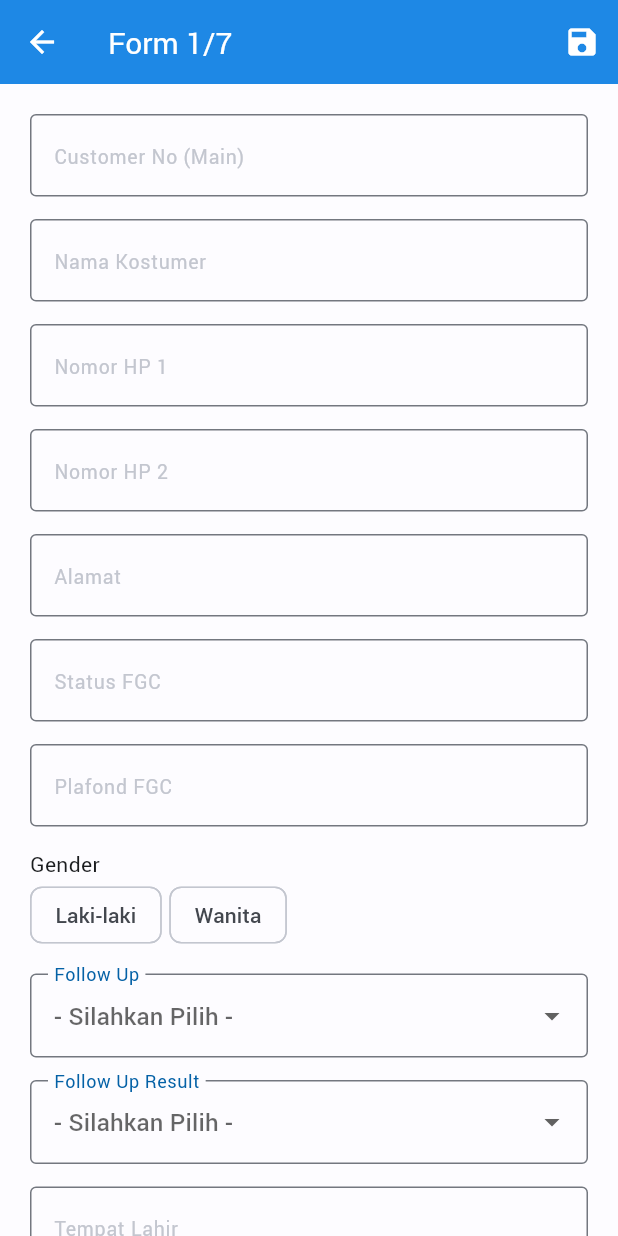
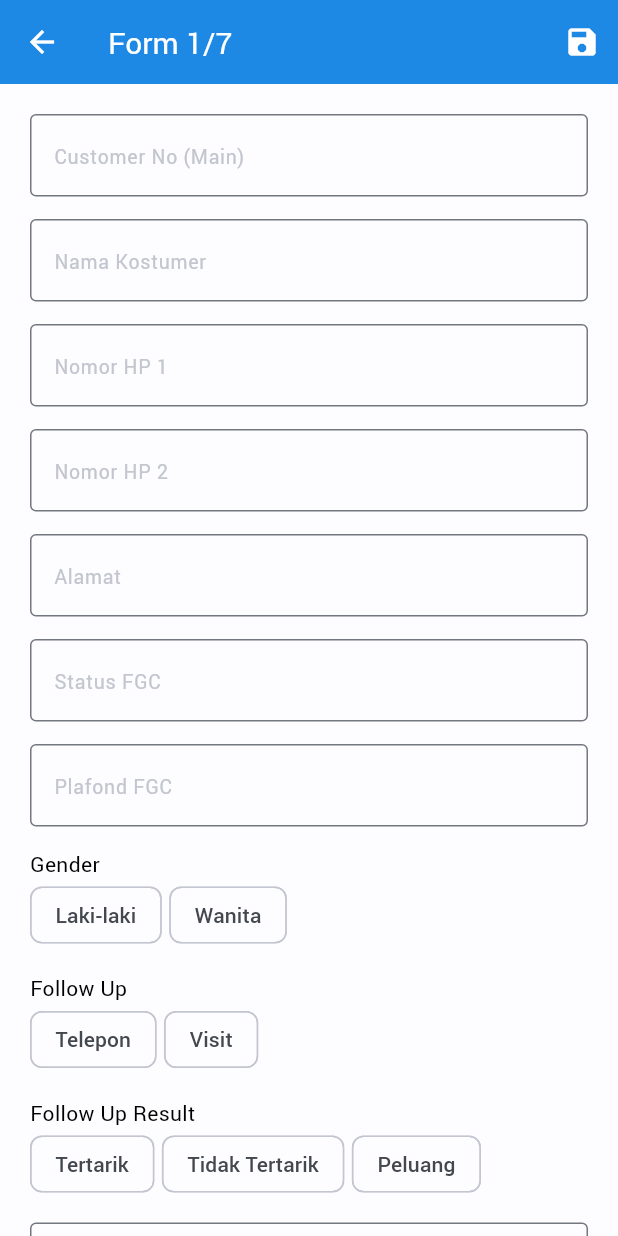
Before and after one commit to tamahavik/fmsales_flutter, a Flutter app: the Form1Screen screen opened directly with empty values, on a phone screen of 412 x 824 dp. Run offline on Flutter 3.47's test engine with Material 2 defaults, Android fonts, the phone set to English and light mode, and no system bars; our stand-ins replace bloc, connectivity_plus, dartz, device_info_plus, dio, flutter_bloc and 9 more; accounts and stored records are empty; generated files the repository leaves out were written again; network calls fail.

Commit message:
chips and validation

```diff
--- a/lib/components/chips_gender.dart
+++ /dev/null
@@ -1,57 +0,0 @@
-import 'package:flutter/material.dart';
-import 'package:ufi/enums/gender_enum.dart';
-import 'package:ufi/model/item_chips.dart';
-
-class ChipsGender extends StatefulWidget {
-  const ChipsGender({
-    super.key,
-    required Function(String?) callback,
-  }) : _callback = callback;
-
-  final Function(String?) _callback;
-
-  @override
-  State<ChipsGender> createState() => _ChipsGenderState();
-}
-
-class _ChipsGenderState extends State<ChipsGender> {
-  final List<ItemChips> _genderChips = [
-    ItemChips(GenderEnum.male.value, GenderEnum.male.value),
-    ItemChips(GenderEnum.female.value, GenderEnum.female.value),
-  ];
-  int? _value;
-
-  @override
-  Widget build(BuildContext context) {
-    return Container(
-      margin: const EdgeInsets.only(bottom: 15),
-      child: Column(
-        crossAxisAlignment: CrossAxisAlignment.start,
-        mainAxisAlignment: MainAxisAlignment.center,
-        children: [
-          const Text('Gender'),
-          Wrap(
-            spacing: 5.0,
-            children: List<Widget>.generate(
-              _genderChips.length,
-              (index) {
-                return ChoiceChip(
-                  label: Text(_genderChips[index].label),
-                  selected: _value == index,
-                  onSelected: (selected) {
-                    setState(() {
-                      _value = selected ? index : null;
-                      _value != null
-                          ? widget._callback(_genderChips[_value!].value)
-                          : widget._callback('');
-                    });
-                  },
-                );
-              },
-            ).toList(),
-          ),
-        ],
-      ),
-    );
-  }
-}
--- /dev/null
+++ b/lib/components/constume_chips.dart
@@ -0,0 +1,85 @@
+import 'package:flutter/material.dart';
+import 'package:ufi/model/item_chips.dart';
+
+class CostumeSelectedChips extends StatefulWidget {
+  const CostumeSelectedChips({
+    super.key,
+    required Function(String?) callback,
+    required String label,
+    required List<ItemChips> items,
+    bool enable = true,
+    int? initialValue,
+    bool isError = false,
+  })  : _callback = callback,
+        _label = label,
+        _items = items,
+        _enable = enable,
+        _initialValue = initialValue,
+        _isError = isError;
+
+  final Function(String?) _callback;
+  final String _label;
+  final List<ItemChips> _items;
+  final bool _enable;
+  final int? _initialValue;
+  final bool _isError;
+
+  @override
+  State<CostumeSelectedChips> createState() => _CostumeSelectedChipsState();
+}
+
+class _CostumeSelectedChipsState extends State<CostumeSelectedChips> {
+  late int? _value = widget._initialValue;
+
+  @override
+  Widget build(BuildContext context) {
+    return Container(
+      margin: const EdgeInsets.only(bottom: 15),
+      child: Column(
+        crossAxisAlignment: CrossAxisAlignment.start,
+        mainAxisAlignment: MainAxisAlignment.center,
+        children: [
+          Text(
+            widget._label,
+            style: TextStyle(
+              color: widget._isError ? Theme.of(context).colorScheme.error : Colors.black,
+            ),
+          ),
+          Wrap(
+            spacing: 5.0,
+            children: List.generate(
+              widget._items.length,
+              (index) {
+                return ChoiceChip(
+                  label: Text(widget._items[index].label),
+                  selected: _value == index,
+                  onSelected: widget._enable
+                      ? (selected) {
+                          setState(() {
+                            _value = selected ? index : null;
+                            _value != null
+                                ? widget._callback(widget._items[_value!].value)
+                                : widget._callback('');
+                          });
+                        }
+                      : null,
+                );
+              },
+            ).toList(),
+          ),
+          Visibility(
+            visible: widget._isError,
+            child: Text(
+              '     pilih salah satu dari pilihan di atas',
+              style: TextStyle(
+                  color: Theme.of(context).colorScheme.error,
+                  fontSize: 12,
+                  fontFamily: 'roboto',
+                  fontWeight: FontWeight.w400),
+            ),
+          ),
+        ],
+      ),
+    );
+  }
+}
--- a/lib/presentation/followup1/form1_screen.dart
+++ b/lib/presentation/followup1/form1_screen.dart
@@ -1,8 +1,8 @@
 import 'package:flutter/material.dart';
-import 'package:ufi/components/chips_gender.dart';
-import 'package:ufi/components/costume_dropdown_form.dart';
+import 'package:ufi/components/constume_chips.dart';
 import 'package:ufi/components/costume_form_field.dart';
 import 'package:ufi/model/leads.dart';
+import 'package:ufi/utils/default_value.dart';
 
 class Form1Screen extends StatefulWidget {
   const Form1Screen({super.key, required Leads leads}) : _leads = leads;
@@ -14,16 +14,40 @@ class Form1Screen extends StatefulWidget {
 
 class _Form1ScreenState extends State<Form1Screen> {
   final int _form = 1;
-  String? _followUpValue;
-  String? _followUpResultValue;
-  String? _buValue = 'UFI';
-  final List<String> _followUpBy = ["Telepon", "Visit"];
-  final List<String> _followUpResult = [
-    "Tertarik",
-    "Tidak Tertarik",
-    "Peluang"
-  ];
   final _formKey = GlobalKey<FormState>();
+  bool _errorGender = false;
+  bool _errorFollowUp = false;
+  bool _errorFollowUpResult = false;
+
+  bool _validateChips() {
+    bool isError = false;
+    setState(() {
+      if (widget._leads.gender.isEmpty) {
+        isError = true;
+        _errorGender = true;
+      } else {
+        isError = false;
+        _errorGender = false;
+      }
+
+      if (widget._leads.followUp.isEmpty) {
+        isError = true;
+        _errorFollowUp = true;
+      } else {
+        isError = false;
+        _errorFollowUp = false;
+      }
+
+      if (widget._leads.followUpResult.isEmpty) {
+        isError = true;
+        _errorFollowUpResult = true;
+      } else {
+        isError = false;
+        _errorFollowUpResult = false;
+      }
+    });
+    return isError;
+  }
 
   @override
   Widget build(BuildContext context) {
@@ -89,26 +113,25 @@ class _Form1ScreenState extends State<Form1Screen> {
                   initialValue: widget._leads.plafondFgc,
                   callback: (p0) => widget._leads.plafondFgc = p0 ?? '',
                 ),
-                ChipsGender(
+                CostumeSelectedChips(
                   callback: (p0) => widget._leads.gender = p0 ?? '',
+                  label: 'Gender',
+                  items: GENDER,
+                  isError: _errorGender,
+                  initialValue: GENDER.indexWhere(
+                      (element) => element.value == widget._leads.gender),
                 ),
-                CostumeDropdownForm(
-                  hint: 'Follow Up',
+                CostumeSelectedChips(
+                  callback: (p0) => widget._leads.followUp = p0 ?? '',
                   label: 'Follow Up',
-                  value: widget._leads.followUp.isEmpty
-                      ? null
-                      : widget._leads.followUp,
-                  items: _followUpBy,
-                  callback: (p0) => widget._leads.followUp = p0 ?? '',
+                  items: FOLLOW_UP,
+                  isError: _errorFollowUp,
                 ),
-                CostumeDropdownForm(
-                  hint: 'Follow Up Result',
+                CostumeSelectedChips(
+                  callback: (p0) => widget._leads.followUpResult = p0 ?? '',
                   label: 'Follow Up Result',
-                  value: widget._leads.followUpResult.isEmpty
-                      ? null
-                      : widget._leads.followUpResult,
-                  items: _followUpResult,
-                  callback: (p0) => widget._leads.followUpResult = p0 ?? '',
+                  items: FOLLOW_UP_RESULT,
+                  isError: _errorFollowUpResult,
                 ),
                 CostumeFormField(
                   hint: 'Tempat Lahir',
@@ -137,13 +160,12 @@ class _Form1ScreenState extends State<Form1Screen> {
                   initialValue: widget._leads.nik,
                   callback: (p0) => widget._leads.nik = p0 ?? '',
                 ),
-                CostumeDropdownForm(
-                  hint: 'Product Required (BU yang diinginkan)',
+                CostumeSelectedChips(
+                  callback: (p0) => widget._leads.businessUnit = p0 ?? '',
                   label: 'Product Required (BU yang diinginkan)',
-                  value: _buValue,
-                  items: [_buValue ?? ''],
+                  items: BU,
                   enable: false,
-                  callback: null,
+                  initialValue: 0,
                 ),
                 CostumeFormField(
                   hint: 'Remark',
@@ -154,7 +176,8 @@ class _Form1ScreenState extends State<Form1Screen> {
                 ElevatedButton(
                     onPressed: () {
                       setState(() {
-                        if (_formKey.currentState!.validate()) {
+                        if (_validateChips() &&
+                            _formKey.currentState!.validate()) {
                           _formKey.currentState!.save();
                           print('folowup : ' + widget._leads.gender);
                         }
--- /dev/null
+++ b/lib/utils/default_value.dart
@@ -0,0 +1,22 @@
+import 'package:ufi/enums/gender_enum.dart';
+import 'package:ufi/model/item_chips.dart';
+
+final List<ItemChips> GENDER = [
+  ItemChips(GenderEnum.male.value, 'M'),
+  ItemChips(GenderEnum.female.value, 'F'),
+];
+
+final List<ItemChips> FOLLOW_UP = [
+  ItemChips('Telepon', 'P'),
+  ItemChips('Visit', 'V'),
+];
+
+final List<ItemChips> FOLLOW_UP_RESULT = [
+  ItemChips('Tertarik', 'Tertarik'),
+  ItemChips('Tidak Tertarik', 'Tidak Tertarik'),
+  ItemChips('Peluang', 'Peluang'),
+];
+
+final List<ItemChips> BU = [
+  ItemChips('UFI', 'UFI'),
+];
```
